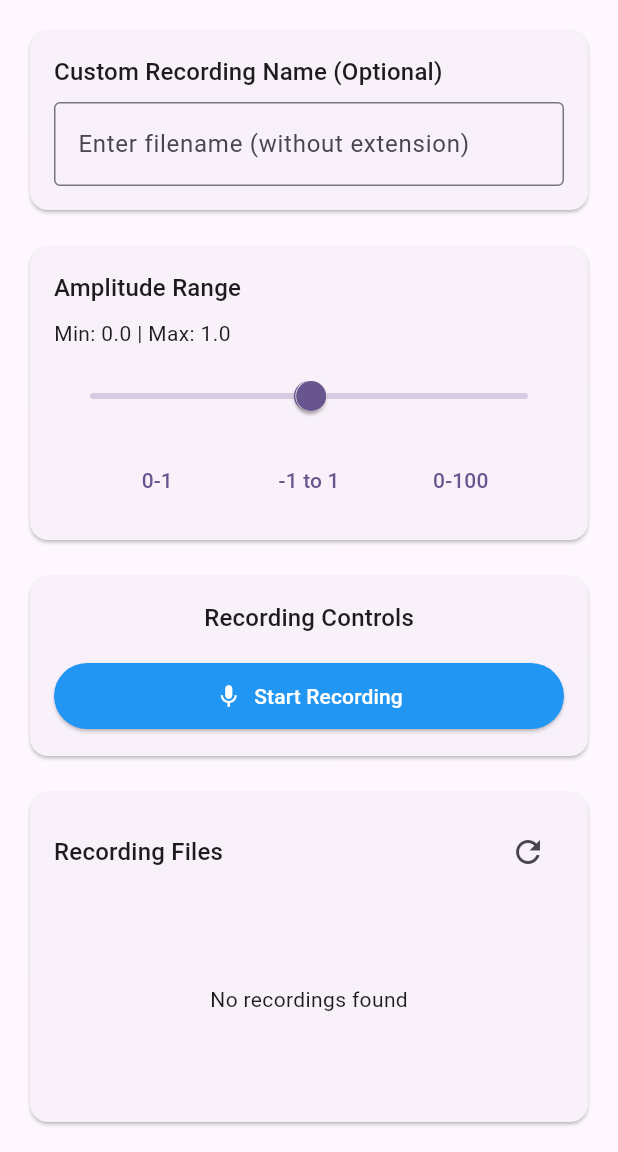
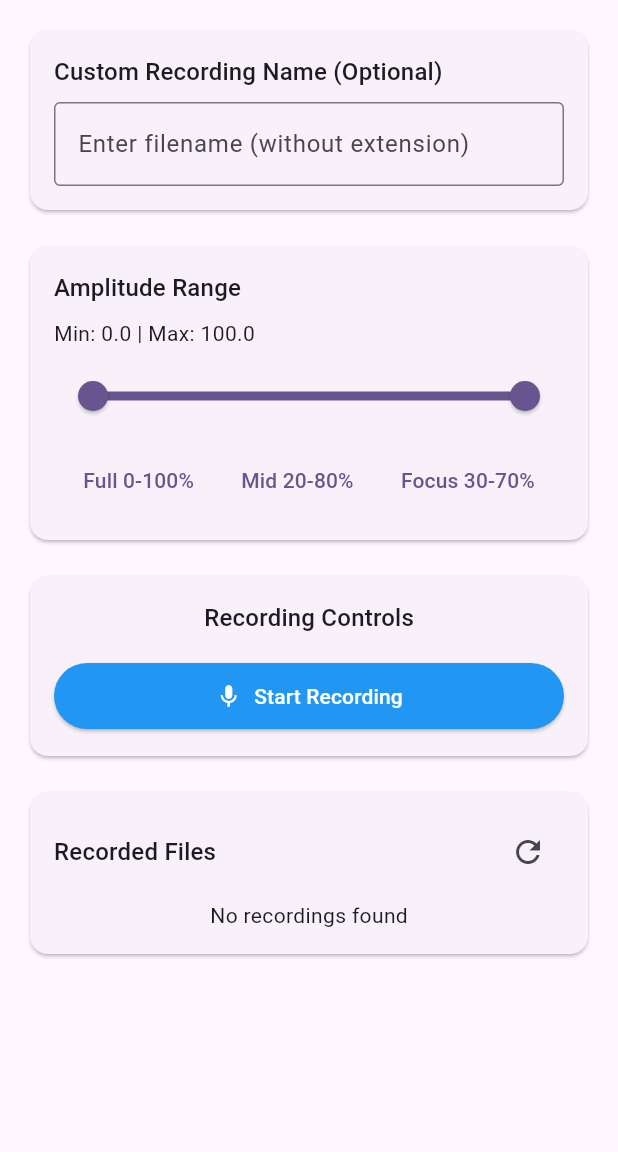
Before and after one commit to yasinarik/mic_stream_recorder, a Flutter app: the screen it shows after launch, on a phone screen of 412 x 824 dp, the part 84-1236 px from its top. Run offline on Flutter 3.47's test engine with Material 3 defaults, Android fonts, the phone set to English and light mode, and no system bars; our stand-ins replace plugin_platform_interface.

Commit message:
Update amplitude range handling in RecordingPage to support 0-100% scale. Adjusted amplitude normalization calculations and UI elements for better user experience. Refactored recording files display for improved layout and clarity.

```diff
--- a/example/lib/main.dart
+++ b/example/lib/main.dart
@@ -44,7 +44,7 @@ class _RecordingPageState extends State<RecordingPage> {
 
   final TextEditingController _fileNameController = TextEditingController();
 
-  RangeValues _amplitudeRange = const RangeValues(0.0, 1.0);
+  RangeValues _amplitudeRange = const RangeValues(0.0, 100.0);
 
   @override
   void initState() {
@@ -111,8 +111,8 @@ class _RecordingPageState extends State<RecordingPage> {
   Future<void> _updateAmplitudeRange() async {
     try {
       await _micStreamRecorderPlugin.configureRecording(
-        amplitudeMin: _amplitudeRange.start,
-        amplitudeMax: _amplitudeRange.end,
+        amplitudeMin: _amplitudeRange.start / 100.0,
+        amplitudeMax: _amplitudeRange.end / 100.0,
       );
     } catch (e) {
       _showError('Failed to update amplitude range: $e');
@@ -219,18 +219,25 @@ class _RecordingPageState extends State<RecordingPage> {
   }
 
   Color _getAmplitudeColor() {
-    final normalizedAmplitude = (_currentAmplitude - _amplitudeRange.start) /
-        (_amplitudeRange.end - _amplitudeRange.start);
-    if (normalizedAmplitude < 0.3) return Colors.green;
-    if (normalizedAmplitude < 0.7) return Colors.orange;
+    final progress = _getAmplitudeProgress();
+    if (progress < 0.3) return Colors.green;
+    if (progress < 0.7) return Colors.orange;
     return Colors.red;
   }
 
   double _getAmplitudeProgress() {
-    if (_amplitudeRange.end == _amplitudeRange.start) return 0.0;
-    return ((_currentAmplitude - _amplitudeRange.start) /
-            (_amplitudeRange.end - _amplitudeRange.start))
+    final minPercent = _amplitudeRange.start / 100.0;
+    final maxPercent = _amplitudeRange.end / 100.0;
+
+    if (maxPercent == minPercent) return 0.0;
+
+    final clampedAmplitude = _currentAmplitude.clamp(minPercent, maxPercent);
+    return ((clampedAmplitude - minPercent) / (maxPercent - minPercent))
         .clamp(0.0, 1.0);
+  }
+
+  String _getAmplitudeDisplayValue() {
+    return (_currentAmplitude * 100).toStringAsFixed(1);
   }
 
   @override
@@ -246,7 +253,7 @@ class _RecordingPageState extends State<RecordingPage> {
         backgroundColor: Theme.of(context).colorScheme.inversePrimary,
         title: const Text('Mic Stream Recorder'),
       ),
-      body: Padding(
+      body: SingleChildScrollView(
         padding: const EdgeInsets.all(16.0),
         child: Column(
           children: [
@@ -296,9 +303,9 @@ class _RecordingPageState extends State<RecordingPage> {
                     const SizedBox(height: 8),
                     RangeSlider(
                       values: _amplitudeRange,
-                      min: -100.0,
+                      min: 0.0,
                       max: 100.0,
-                      divisions: 200,
+                      divisions: 100,
                       labels: RangeLabels(
                         _amplitudeRange.start.toStringAsFixed(1),
                         _amplitudeRange.end.toStringAsFixed(1),
@@ -326,11 +333,11 @@ class _RecordingPageState extends State<RecordingPage> {
                               : () {
                                   setState(() {
                                     _amplitudeRange =
-                                        const RangeValues(0.0, 1.0);
+                                        const RangeValues(0.0, 100.0);
                                   });
                                   _updateAmplitudeRange();
                                 },
-                          child: const Text('0-1'),
+                          child: const Text('Full 0-100%'),
                         ),
                         TextButton(
                           onPressed: _isRecording
@@ -338,11 +345,11 @@ class _RecordingPageState extends State<RecordingPage> {
                               : () {
                                   setState(() {
                                     _amplitudeRange =
-                                        const RangeValues(-1.0, 1.0);
+                                        const RangeValues(20.0, 80.0);
                                   });
                                   _updateAmplitudeRange();
                                 },
-                          child: const Text('-1 to 1'),
+                          child: const Text('Mid 20-80%'),
                         ),
                         TextButton(
                           onPressed: _isRecording
@@ -350,11 +357,11 @@ class _RecordingPageState extends State<RecordingPage> {
                               : () {
                                   setState(() {
                                     _amplitudeRange =
-                                        const RangeValues(0.0, 100.0);
+                                        const RangeValues(30.0, 70.0);
                                   });
                                   _updateAmplitudeRange();
                                 },
-                          child: const Text('0-100'),
+                          child: const Text('Focus 30-70%'),
                         ),
                       ],
                     ),
@@ -379,7 +386,7 @@ class _RecordingPageState extends State<RecordingPage> {
                     // Amplitude meter
                     if (_isRecording) ...[
                       Text(
-                        'Audio Level: ${_currentAmplitude.toStringAsFixed(2)}',
+                        'Audio Level: ${_getAmplitudeDisplayValue()}%',
                         style: Theme.of(context).textTheme.bodyMedium,
                       ),
                       const SizedBox(height: 8),
@@ -459,18 +466,18 @@ class _RecordingPageState extends State<RecordingPage> {
             ],
 
             // Recording files list
-            Expanded(
-              child: Card(
+            Card(
               child: Padding(
                 padding: const EdgeInsets.all(16.0),
                 child: Column(
                   crossAxisAlignment: CrossAxisAlignment.start,
+                  mainAxisSize: MainAxisSize.min,
                   children: [
                     Row(
                       mainAxisAlignment: MainAxisAlignment.spaceBetween,
                       children: [
                         Text(
-                            'Recording Files',
+                          'Recorded Files',
                           style: Theme.of(context).textTheme.titleMedium,
                         ),
                         IconButton(
@@ -480,12 +487,12 @@ class _RecordingPageState extends State<RecordingPage> {
                       ],
                     ),
                     const SizedBox(height: 8),
-                      Expanded(
-                        child: _recordingFiles.isEmpty
+                    _recordingFiles.isEmpty
                         ? const Center(
                             child: Text('No recordings found'),
                           )
                         : ListView.builder(
+                            shrinkWrap: true,
                             itemCount: _recordingFiles.length,
                             itemBuilder: (context, index) {
                               final filePath = _recordingFiles[index];
@@ -506,12 +513,11 @@ class _RecordingPageState extends State<RecordingPage> {
                               );
                             },
                           ),
-                      ),
                   ],
                 ),
               ),
             ),
-            ),
+            const SizedBox(height: 16), // Bottom padding
           ],
         ),
       ),
```
Lines whose indentation alone changed are shown as unchanged.
